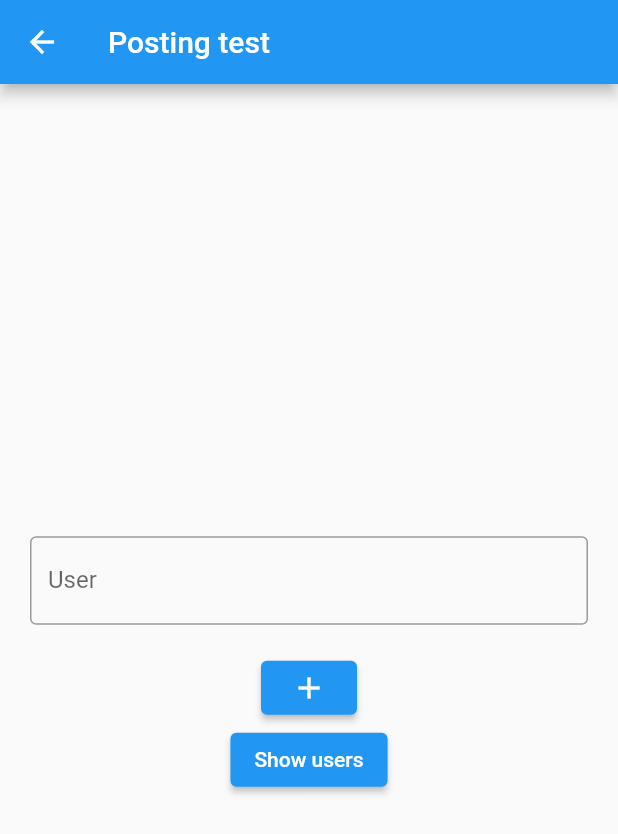
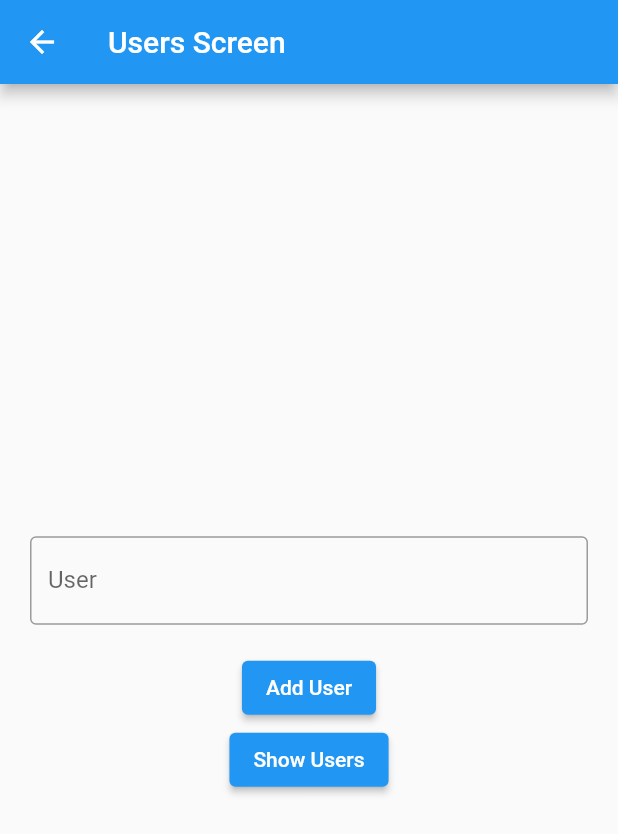
Before and after one commit to rabin245/myfirebase_app, a Flutter app: the HomePage screen opened directly, on a phone screen of 412 x 824 dp. Shown: the top 834 px of the screen. Run offline on Flutter 3.47's test engine with Material 2 defaults, Android fonts, the phone set to English and light mode, and no system bars; our stand-ins replace cloud_firestore, firebase_core; accounts and stored records are empty.

Commit message:
minor refactors

```diff
--- a/lib/user/homepage.dart
+++ b/lib/user/homepage.dart
@@ -11,7 +11,7 @@ class HomePage extends StatelessWidget {
   Widget build(BuildContext context) {
     return Scaffold(
       appBar: AppBar(
-        title: const Text('Posting test'),
+        title: const Text('Users Screen'),
       ),
       body: Center(
         child: Column(
@@ -24,8 +24,10 @@ class HomePage extends StatelessWidget {
                 controller: controller,
                 decoration: const InputDecoration(
                   border: OutlineInputBorder(),
-                  hintText: 'Enter a username',
+                  hintText: 'username(age=27 & birthday= 1998/7/12)',
                   labelText: 'User',
+                  hintMaxLines: 2,
+                  hintStyle: TextStyle(fontSize: 15),
                 ),
               ),
             ),
@@ -35,17 +37,8 @@ class HomePage extends StatelessWidget {
                 final name = controller.text;
                 createUser(name: name);
               },
-              child: const Icon(Icons.add),
+              child: const Text('Add User'),
             ),
-            // ElevatedButton(
-            //   onPressed: () {
-            //     Navigator.push(
-            //         context,
-            //         MaterialPageRoute(
-            //             builder: (context) => const CreateUserPage()));
-            //   },
-            //   child: const Text('user with more info'),
-            // ),
             ElevatedButton(
               onPressed: () {
                 Navigator.push(
@@ -53,7 +46,7 @@ class HomePage extends StatelessWidget {
                     MaterialPageRoute(
                         builder: (context) => const ShowUserPage()));
               },
-              child: const Text('Show users'),
+              child: const Text('Show Users'),
             ),
           ],
         ),
```
